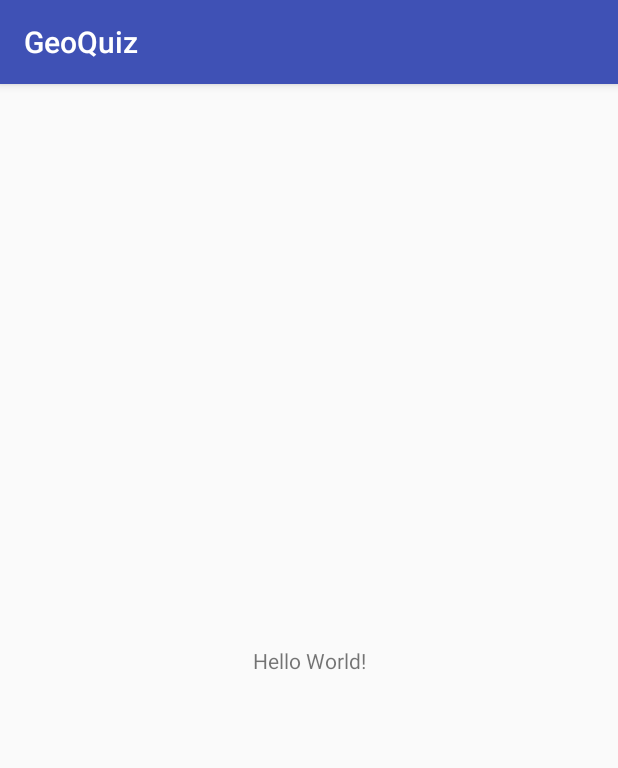
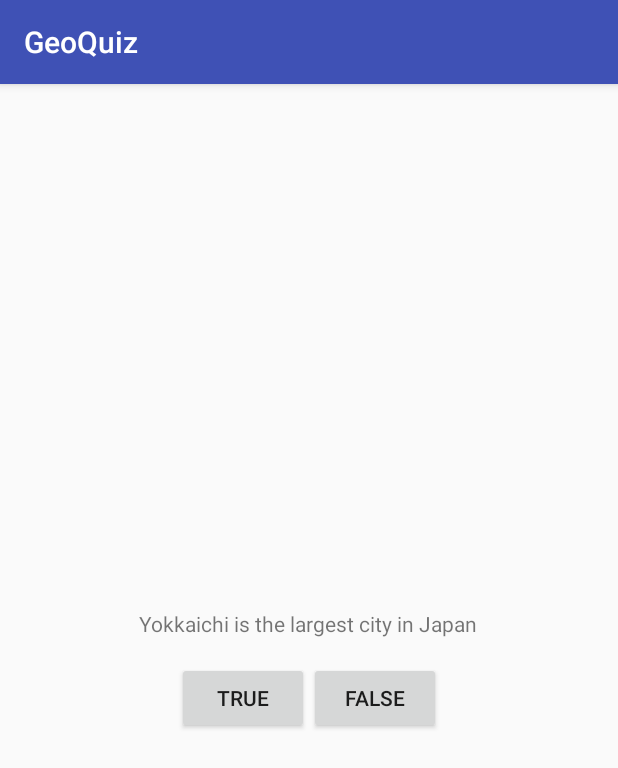
Before and after one commit to mnishiguchi/GeoQuiz, an Android app: the screen it shows after launch (MainActivity), on a phone screen of 412 x 824 dp. Shown: the top 768 px of the screen. Run offline under Robolectric (Android 15) with nearby library versions, the phone set to English and light mode, and no system bars.

Commit message:
Add a basic layout for main activity

```diff
--- a/app/src/main/res/layout/activity_main.xml
+++ b/app/src/main/res/layout/activity_main.xml
@@ -1,18 +1,38 @@
 <?xml version="1.0" encoding="utf-8"?>
-<android.support.constraint.ConstraintLayout xmlns:android="http://schemas.android.com/apk/res/android"
+<LinearLayout
+    xmlns:android="http://schemas.android.com/apk/res/android"
     xmlns:app="http://schemas.android.com/apk/res-auto"
     xmlns:tools="http://schemas.android.com/tools"
     android:layout_width="match_parent"
     android:layout_height="match_parent"
+    android:gravity="center"
+    android:orientation="vertical"
     tools:context="com.mnishiguchi.geoquiz.MainActivity">
 
     <TextView
         android:layout_width="wrap_content"
         android:layout_height="wrap_content"
-        android:text="Hello World!"
-        app:layout_constraintBottom_toBottomOf="parent"
-        app:layout_constraintLeft_toLeftOf="parent"
-        app:layout_constraintRight_toRightOf="parent"
-        app:layout_constraintTop_toTopOf="parent" />
+        android:text="@string/question_text"
+        android:padding="24px"/>
 
-</android.support.constraint.ConstraintLayout>
+    <LinearLayout
+        android:layout_width="wrap_content"
+        android:layout_height="wrap_content"
+        android:orientation="horizontal">
+
+        <Button
+            android:id="@+id/trueButton"
+            android:layout_width="wrap_content"
+            android:layout_height="wrap_content"
+            android:layout_weight="1"
+            android:text="@string/true_button" />
+
+        <Button
+            android:id="@+id/falseButton"
+            android:layout_width="wrap_content"
+            android:layout_height="wrap_content"
+            android:layout_weight="1"
+            android:text="@string/false_button" />
+    </LinearLayout>
+
+</LinearLayout>
--- a/app/src/main/res/values/strings.xml
+++ b/app/src/main/res/values/strings.xml
@@ -1,3 +1,6 @@
 <resources>
     <string name="app_name">GeoQuiz</string>
+    <string name="question_text">Yokkaichi is the largest city in Japan</string>
+    <string name="true_button">True</string>
+    <string name="false_button">False</string>
 </resources>
```
